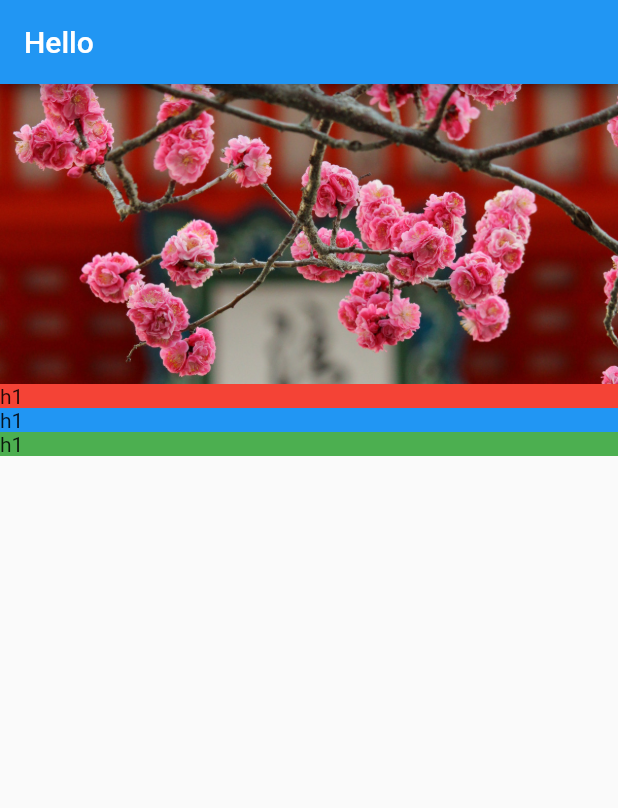
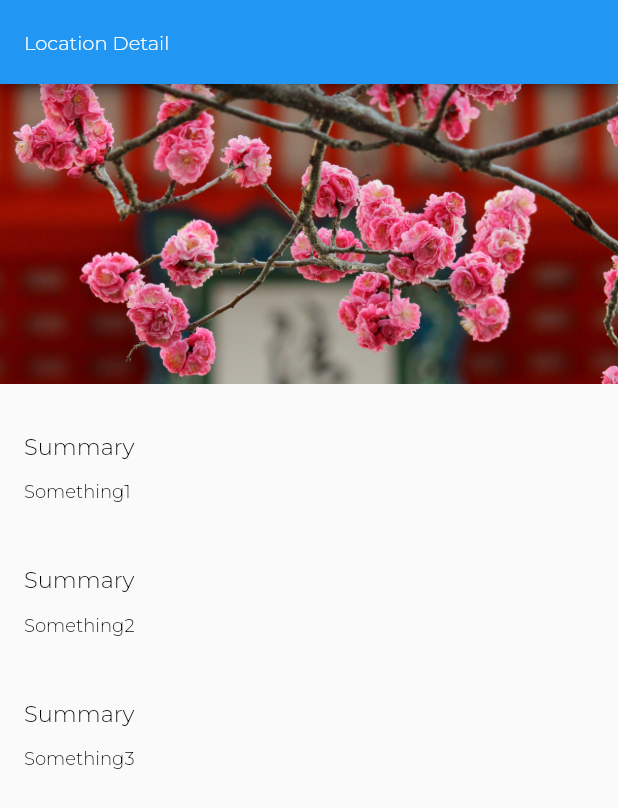
Before and after one commit to AshenOne98/beginner_app, a Flutter app: the screen it shows after launch, on a phone screen of 412 x 824 dp. Shown: the top 808 px of the screen. Run offline on Flutter 3.47's test engine with Material 2 defaults, Android fonts, the phone set to English and light mode, and no system bars.

Commit message:
add font style and text content

```diff
--- a/lib/app.dart
+++ b/lib/app.dart
@@ -1,11 +1,20 @@
 import 'package:flutter/material.dart';
 import 'screens/location_detail/location_detail.dart';
+import 'style.dart';
 
 class App extends StatelessWidget {
   @override
   Widget build(BuildContext context) {
     return MaterialApp(
-      home: LocationDetail(),
-    );
+        home: LocationDetail(),
+        theme: ThemeData(
+            appBarTheme: AppBarTheme(
+              // ignore: deprecated_member_use
+              textTheme: TextTheme(title: AppBarTextStyle),
+            ),
+            textTheme: TextTheme(
+              title: TitleTextStyle,
+              body1: Body1TextStyle,
+            )));
   }
 }
--- a/lib/screens/location_detail/location_detail.dart
+++ b/lib/screens/location_detail/location_detail.dart
@@ -7,16 +7,16 @@ class LocationDetail extends StatelessWidget {
   Widget build(BuildContext context) {
     return Scaffold(
       appBar: AppBar(
-        title: Text('Hello'),
+        title: Text('Location Detail'),
       ),
       body: Column(
         mainAxisAlignment: MainAxisAlignment.start,
         crossAxisAlignment: CrossAxisAlignment.stretch,
         children: <Widget>[
           ImageBanner("assets/images/kiyomizu-dera.jpg"),
-          TextSection(Colors.red),
-          TextSection(Colors.blue),
-          TextSection(Colors.green),
+          TextSection("Summary", "Something1"),
+          TextSection("Summary", "Something2"),
+          TextSection("Summary", "Something3"),
         ],
       ),
     );
--- a/lib/screens/location_detail/text_section.dart
+++ b/lib/screens/location_detail/text_section.dart
@@ -1,15 +1,31 @@
 import 'package:flutter/material.dart';
 
 class TextSection extends StatelessWidget {
-  final Color _color;
+  final String _title;
+  final String _body;
+  static const double _hPad = 16.0; //horizontal padding
 
-  TextSection(this._color);
+  TextSection(this._title, this._body);
 
   @override
   Widget build(BuildContext context) {
-    return Container(
-      decoration: BoxDecoration(color: _color),
-      child: Text('h1'),
+    return Column(
+      mainAxisAlignment: MainAxisAlignment.start,
+      crossAxisAlignment: CrossAxisAlignment.stretch,
+      children: <Widget>[
+        Container(
+            padding: const EdgeInsets.fromLTRB(_hPad, 32.0, _hPad, 4.0),
+            child: Text(
+              _title,
+              style: Theme.of(context).textTheme.title,
+            )),
+        Container(
+            padding: const EdgeInsets.fromLTRB(_hPad, 10.0, _hPad, 10.0),
+            child: Text(
+              _body,
+              style: Theme.of(context).textTheme.body1,
+            )),
+      ],
     );
   }
 }
--- /dev/null
+++ b/lib/style.dart
@@ -0,0 +1,28 @@
+import 'package:flutter/material.dart';
+
+const LargeTextSize = 15.0;
+const MediumTextSize = 13.0;
+const BodyTextSize = 12.0;
+
+const String FontNameDefault = 'Montserrat';
+
+const AppBarTextStyle = TextStyle(
+  fontFamily: FontNameDefault,
+  fontWeight: FontWeight.w300,
+  fontSize: MediumTextSize,
+  color: Colors.white,
+);
+
+const TitleTextStyle = TextStyle(
+  fontFamily: FontNameDefault,
+  fontWeight: FontWeight.w300,
+  fontSize: LargeTextSize,
+  color: Colors.black,
+);
+
+const Body1TextStyle = TextStyle(
+  fontFamily: FontNameDefault,
+  fontWeight: FontWeight.w300,
+  fontSize: BodyTextSize,
+  color: Colors.black,
+);
```
Also changed, not shown: pubspec.yaml (+7 -5 lines), assets/images/Montserrat-Bold.ttf (renamed from assets/Montserrat-Bold.ttf), assets/images/Montserrat-Regular.ttf (renamed from assets/Montserrat-Regular.ttf).
